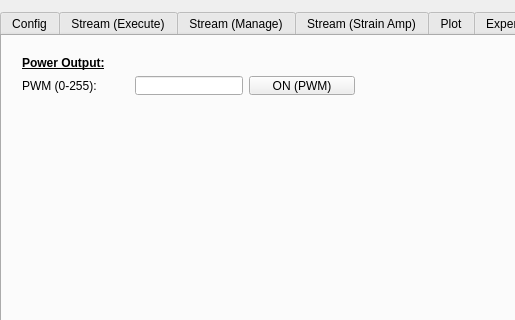
The window that execute-gui-1/mainwindow.ui (JFDuval/FlexSEA) describes before a commit, drawn with Qt 5; both pictures show x 0 to 515 and y 0 to 320 of the 1024 by 768 pixel window.
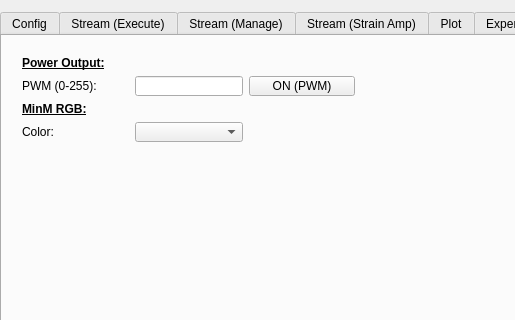
The same window after the commit. The open tabs and pages were chosen to show the change. Custom widgets are drawn as their Qt base class.

Patch:
```diff
--- a/execute-gui-1/mainwindow.ui
+++ b/execute-gui-1/mainwindow.ui
@@ -2910,7 +2910,7 @@
         <x>9</x>
         <y>9</y>
         <width>355</width>
-        <height>61</height>
+        <height>108</height>
        </rect>
       </property>
       <layout class="QGridLayout" name="gridLayout_9">
@@ -2948,6 +2948,23 @@
          </property>
         </widget>
        </item>
+       <item row="2" column="0">
+        <widget class="QLabel" name="label_71">
+         <property name="text">
+          <string>&lt;html&gt;&lt;head/&gt;&lt;body&gt;&lt;p&gt;&lt;span style=&quot; font-weight:600; text-decoration: underline;&quot;&gt;MinM RGB:&lt;/span&gt;&lt;/p&gt;&lt;/body&gt;&lt;/html&gt;</string>
+         </property>
+        </widget>
+       </item>
+       <item row="3" column="0">
+        <widget class="QLabel" name="label_72">
+         <property name="text">
+          <string>Color:</string>
+         </property>
+        </widget>
+       </item>
+       <item row="3" column="1">
+        <widget class="QComboBox" name="comboBox_minm_rgb"/>
+       </item>
       </layout>
      </widget>
     </widget>
```
Left out of the diff: 2 changed lines with no effect on the pictures.
